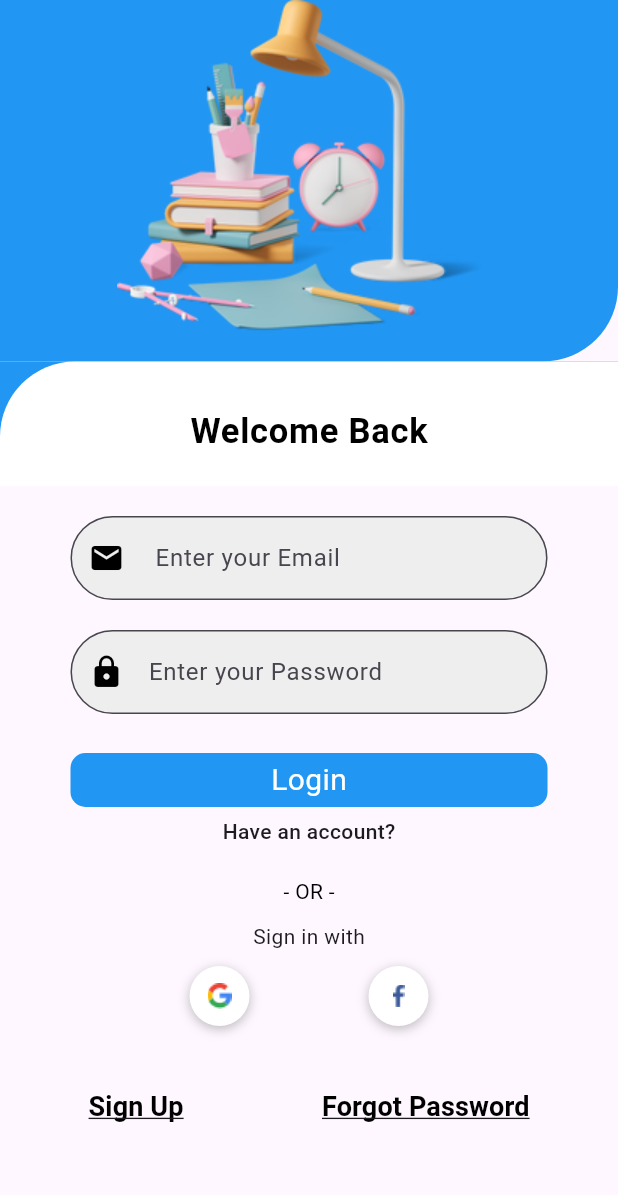
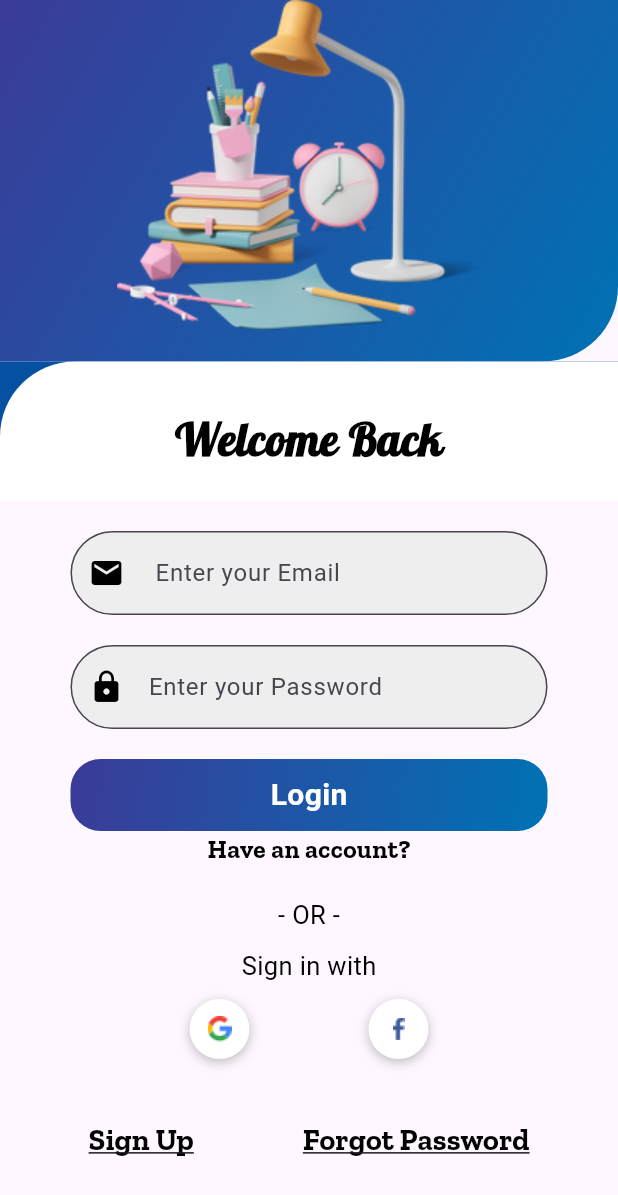
Before and after one commit to Minor-Project-Study-Mate/StudyMate-App, a Flutter app: the screen it shows after launch, after a tap on "Get Started", on a phone screen of 412 x 824 dp. Shown: the top 1195 px of the screen. Run offline on Flutter 3.47's test engine with Material 2 defaults, Android fonts, the phone set to English and light mode, and no system bars; our stand-ins replace cached_network_image, firebase_core, font_awesome_flutter, get, get_storage, google_fonts and 1 more; accounts and stored records are empty; Roboto replaces fonts that are missing (Arimo).

Commit message:
theme updated

```diff
--- a/lib/app/modules/auth/views/auth_view.dart
+++ b/lib/app/modules/auth/views/auth_view.dart
@@ -1,6 +1,7 @@
 import 'package:flutter/material.dart';
 
 import 'package:get/get.dart';
+import 'package:google_fonts/google_fonts.dart';
 import 'package:study_mate/app/global/widgets/card_box.dart';
 import 'package:study_mate/app/modules/auth/views/SignupPage.dart';
 
@@ -16,15 +17,19 @@ class AuthView extends GetView<AuthController> {
         Container(
           width: double.infinity,
           decoration: const BoxDecoration(
-              color: Colors.blue,
-              borderRadius:
-                  BorderRadius.only(bottomRight: Radius.circular(50))),
+            gradient: LinearGradient(
+              colors: [Color(0xff3B3B98), Color(0xff0072B5)],
+              begin: Alignment.topLeft,
+              end: Alignment.bottomRight,
+            ),
+            borderRadius: BorderRadius.only(bottomRight: Radius.circular(50)),
+          ),
           child: Column(
             children: [Image.asset("assets/images/Intro.png")],
           ),
         ),
         Container(
-          color: Colors.blue,
+          color: const Color.fromARGB(255, 5, 80, 160),
           child: Container(
             width: double.infinity,
             decoration: const BoxDecoration(
@@ -37,16 +42,15 @@ class AuthView extends GetView<AuthController> {
               children: [
                 Row(
                   mainAxisAlignment: MainAxisAlignment.center,
-                  children: const [
+                  children: [
                     Padding(
-                      padding: EdgeInsets.only(top: 30),
+                      padding: const EdgeInsets.only(top: 30),
                       child: Text(
                         'Welcome Back',
-                        style: TextStyle(
+                        style: GoogleFonts.lobster(
+                          fontSize: 30,
+                          fontWeight: FontWeight.bold,
                           color: Colors.black,
-                          fontSize: 23,
-                          fontWeight: FontWeight.bold,
-                          letterSpacing: 0.5,
                         ),
                       ),
                     ),
@@ -93,40 +97,64 @@ class AuthView extends GetView<AuthController> {
                             const SizedBox(height: 20),
                             SizedBox(
                               width: double.infinity,
-                              child: RawMaterialButton(
-                                  fillColor: Colors.blue,
+                              child: DecoratedBox(
+                                decoration: BoxDecoration(
+                                  gradient: const LinearGradient(
+                                    colors: [
+                                      Color(0xff3B3B98),
+                                      Color(0xff0072B5)
+                                    ],
+                                    begin: Alignment.topLeft,
+                                    end: Alignment.bottomRight,
+                                  ),
+                                  borderRadius: BorderRadius.circular(20),
+                                ),
+                                child: RawMaterialButton(
+                                  fillColor: Colors.transparent,
                                   elevation: 0.0,
                                   padding:
                                       const EdgeInsets.symmetric(vertical: 0.0),
                                   shape: RoundedRectangleBorder(
-                                      borderRadius: BorderRadius.circular(10)),
+                                    borderRadius: BorderRadius.circular(9),
+                                  ),
                                   onPressed: () => controller.fakeSignIn(),
-                                  child: const Text(
+                                  child: Text(
                                     "Login",
-                                    style: TextStyle(
-                                        color: Colors.white, fontSize: 20),
-                                  )),
+                                    style: GoogleFonts.arimo(
+                                      fontSize: 20,
+                                      fontWeight: FontWeight.bold,
+                                      color: Colors.white,
+                                    ),
+                                  ),
+                                ),
+                              ),
                             ),
                             Column(
                               mainAxisAlignment: MainAxisAlignment.center,
-                              children: const [
+                              children: [
                                 Text(
                                   'Have an account?',
-                                  style: TextStyle(
-                                    fontWeight: FontWeight.w500,
+                                  style: GoogleFonts.zillaSlab(
+                                    fontSize: 17,
+                                    fontWeight: FontWeight.bold,
+                                    color: Colors.black,
                                   ),
                                 ),
-                                SizedBox(height: 20.0),
+                                const SizedBox(height: 20.0),
                                 Text(
                                   '- OR -',
-                                  style: TextStyle(
+                                  style: GoogleFonts.roboto(
+                                    fontSize: 17,
                                     color: Colors.black,
-                                    fontWeight: FontWeight.w400,
                                   ),
                                 ),
-                                SizedBox(height: 10.0),
+                                const SizedBox(height: 10.0),
                                 Text(
                                   'Sign in with',
+                                  style: GoogleFonts.roboto(
+                                    fontSize: 17,
+                                    color: Colors.black,
+                                  ),
                                 )
                               ],
                             ),
@@ -188,28 +216,28 @@ class AuthView extends GetView<AuthController> {
                               children: [
                                 TextButton(
                                   onPressed: () {
-                                    Get.to(SignUpPage());
+                                    Get.to(const SignUpPage());
                                   },
                                   style: const ButtonStyle(),
-                                  child: const Text(
+                                  child: Text(
                                     'Sign Up',
-                                    textAlign: TextAlign.left,
-                                    style: TextStyle(
-                                        decoration: TextDecoration.underline,
-                                        fontWeight: FontWeight.bold,
-                                        color: Colors.black,
-                                        fontSize: 18),
+                                    style: GoogleFonts.zillaSlab(
+                                      fontSize: 20,
+                                      decoration: TextDecoration.underline,
+                                      fontWeight: FontWeight.bold,
+                                      color: Colors.black,
+                                    ),
                                   ),
                                 ),
                                 TextButton(
                                     onPressed: () {},
-                                    child: const Text(
+                                    child: Text(
                                       'Forgot Password',
-                                      style: TextStyle(
+                                      style: GoogleFonts.zillaSlab(
+                                        fontSize: 20,
                                         decoration: TextDecoration.underline,
                                         fontWeight: FontWeight.bold,
                                         color: Colors.black,
-                                        fontSize: 18,
                                       ),
                                     )),
                               ],
@@ -220,7 +248,6 @@ class AuthView extends GetView<AuthController> {
                     ],
                   ),
                 ),
-                const SizedBox(height: 20),
               ],
             ),
           ),
--- a/lib/app/modules/intro/views/intro_view.dart
+++ b/lib/app/modules/intro/views/intro_view.dart
@@ -1,5 +1,5 @@
 import 'package:flutter/material.dart';
-
+import 'package:google_fonts/google_fonts.dart';
 import 'package:get/get.dart';
 import 'package:study_mate/app/routes/app_pages.dart';
 
@@ -17,7 +17,12 @@ class IntroView extends GetView<IntroController> {
               child: Container(
                 width: double.infinity,
                 decoration: const BoxDecoration(
-                    color: Colors.blue,
+                    gradient: LinearGradient(
+                      colors: [Color(0xff3B3B98), Color(0xff0072B5)],
+                      begin: Alignment.topLeft,
+                      end: Alignment.bottomRight,
+                    ),
+                    // borderRadius: BorderRadius.circular(20),
                     borderRadius:
                         BorderRadius.only(bottomRight: Radius.circular(50))),
                 child: Column(
@@ -29,7 +34,7 @@ class IntroView extends GetView<IntroController> {
           Expanded(
               flex: 2,
               child: Container(
-                color: Colors.blue,
+                color: const Color.fromARGB(255, 5, 95, 169),
                 child: Container(
                   width: double.infinity,
                   decoration: const BoxDecoration(
@@ -42,24 +47,25 @@ class IntroView extends GetView<IntroController> {
                     child: Column(
                       children: [
                         const Spacer(),
-                        const Text(
+                        Text(
                           "Welcome",
-                          style: TextStyle(
-                            fontSize: 50,
-                            fontWeight: FontWeight.bold,
-                            color: Colors.black,
+                          style: GoogleFonts.lobster(
+                            textStyle: const TextStyle(
+                              fontSize: 55,
+                              fontWeight: FontWeight.bold,
+                              color: Colors.black,
+                            ),
                           ),
                         ),
                         const Spacer(),
-                        const Text(
+                        Text(
                           "Hello KIITIANS !",
-                          textAlign: TextAlign.center,
-                          style: TextStyle(
-                            color: Colors.black,
-                            wordSpacing: 2.5,
-                            fontWeight: FontWeight.bold,
-                            height: 1.5,
-                            fontSize: 16,
+                          style: GoogleFonts.sourceSerifPro(
+                            textStyle: const TextStyle(
+                              fontSize: 20,
+                              fontWeight: FontWeight.bold,
+                              color: Colors.black,
+                            ),
                           ),
                         ),
                         const Spacer(
--- a/pubspec.yaml
+++ b/pubspec.yaml
@@ -16,6 +16,7 @@ dependencies:
   # dwds: ^19.0.0
   get_storage: ^2.1.1
   cached_network_image: ^3.2.3
+  google_fonts: ^4.0.4
 
 dev_dependencies:
   flutter_lints: ^2.0.0
```
Also changed, not shown: lib/app/modules/auth/views/SignupPage.dart (+33 -10 lines), lib/app/modules/home/views/home_view.dart (+25 -17 lines), lib/app/modules/profile/views/profile_view.dart (+16 -32 lines), pubspec.lock.
